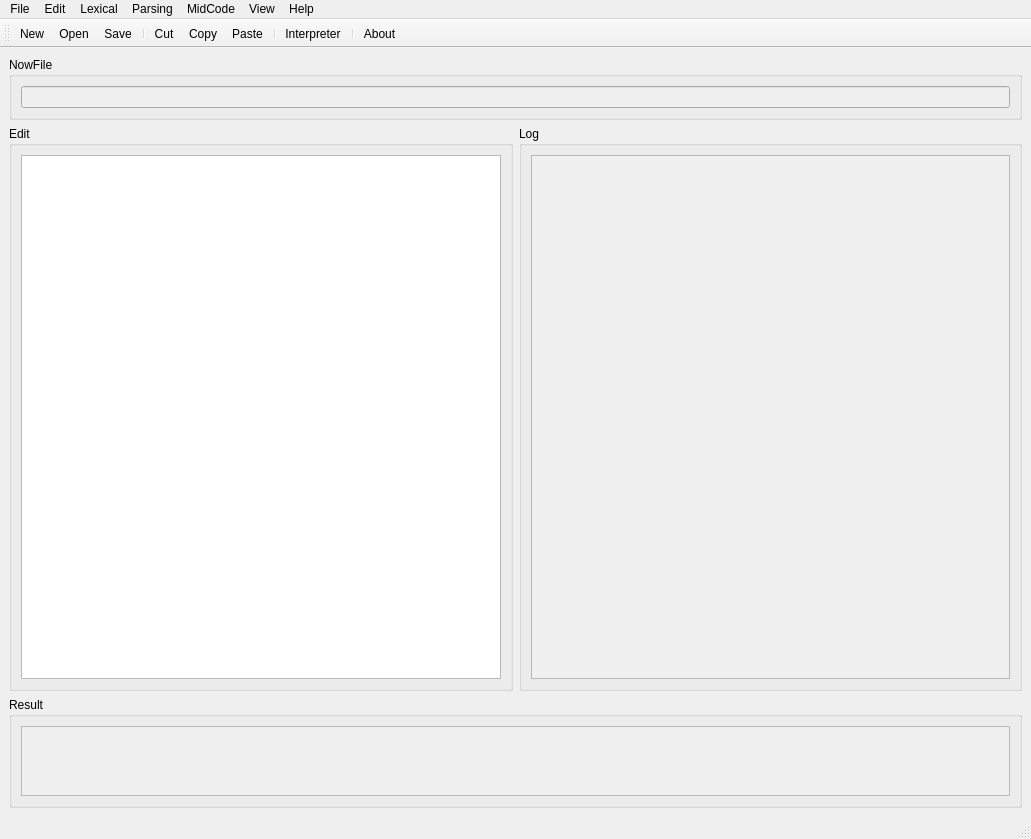
causehhc/sample-compiler, file ui.ui: the form before one commit.
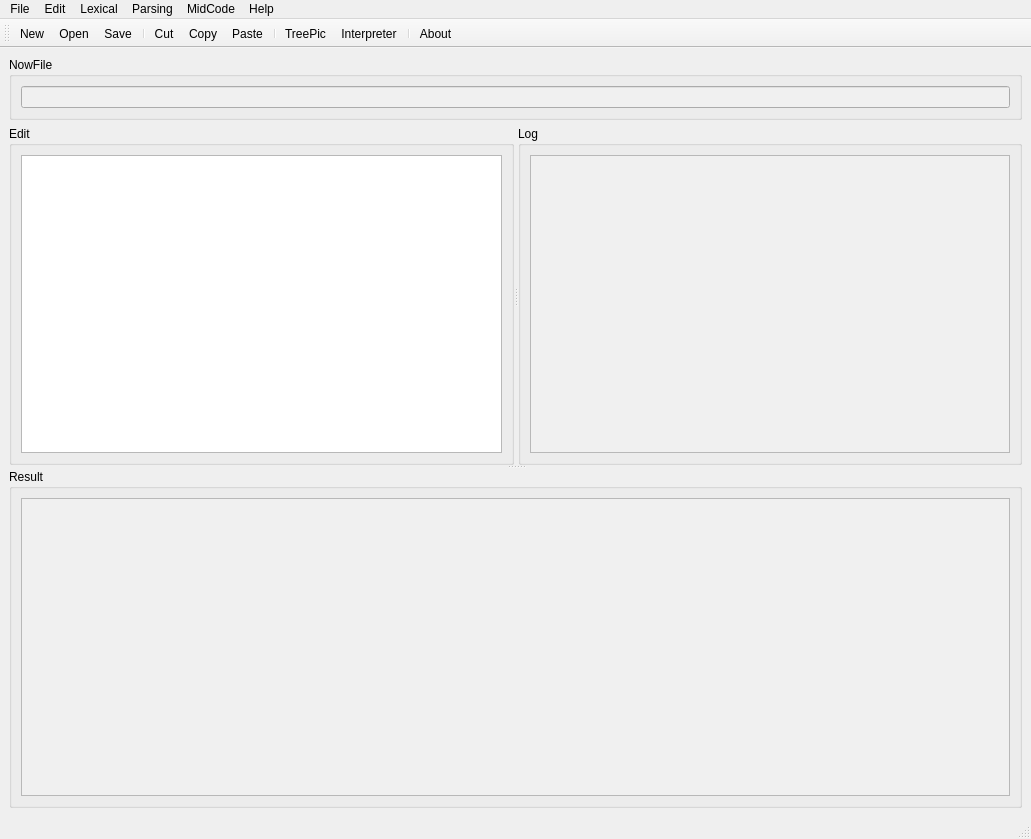
The form after the commit.

```diff
--- a/ui.ui
+++ b/ui.ui
@@ -16,7 +16,7 @@
   <widget class="QWidget" name="centralwidget">
    <layout class="QGridLayout" name="gridLayout">
     <item row="0" column="0">
-     <layout class="QVBoxLayout" name="verticalLayout_4" stretch="1,9,1">
+     <layout class="QVBoxLayout" name="verticalLayout_3">
       <item>
        <widget class="QGroupBox" name="groupBox_4">
         <property name="enabled">
@@ -83,13 +83,19 @@
        </widget>
       </item>
       <item>
-       <layout class="QHBoxLayout" name="horizontalLayout_2">
-        <item>
+       <widget class="QSplitter" name="splitter_2">
+        <property name="orientation">
+         <enum>Qt::Vertical</enum>
+        </property>
+        <widget class="QSplitter" name="splitter">
+         <property name="orientation">
+          <enum>Qt::Horizontal</enum>
+         </property>
          <widget class="QGroupBox" name="groupBox">
           <property name="title">
            <string>Edit</string>
           </property>
-          <layout class="QVBoxLayout" name="verticalLayout_3">
+          <layout class="QHBoxLayout" name="horizontalLayout_2" stretch="10">
            <item>
             <widget class="QTextEdit" name="textEditMain">
              <property name="cursor" stdset="0">
@@ -105,8 +111,6 @@
            </item>
           </layout>
          </widget>
-        </item>
-        <item>
          <widget class="QGroupBox" name="groupBox_3">
           <property name="title">
            <string>Log</string>
@@ -164,10 +168,7 @@
            </item>
           </layout>
          </widget>
-        </item>
-       </layout>
-      </item>
-      <item>
+        </widget>
        <widget class="QGroupBox" name="groupBox_2">
         <property name="title">
          <string>Result</string>
@@ -222,11 +223,36 @@
          </item>
         </layout>
        </widget>
+       </widget>
       </item>
      </layout>
     </item>
    </layout>
   </widget>
+  <widget class="QStatusBar" name="statusBar"/>
+  <widget class="QToolBar" name="toolBar">
+   <property name="windowTitle">
+    <string>toolBar</string>
+   </property>
+   <attribute name="toolBarArea">
+    <enum>TopToolBarArea</enum>
+   </attribute>
+   <attribute name="toolBarBreak">
+    <bool>false</bool>
+   </attribute>
+   <addaction name="actionNew"/>
+   <addaction name="actionOpen"/>
+   <addaction name="actionSave"/>
+   <addaction name="separator"/>
+   <addaction name="actionCut"/>
+   <addaction name="actionCopy"/>
+   <addaction name="actionPaste"/>
+   <addaction name="separator"/>
+   <addaction name="actionTreePic"/>
+   <addaction name="actionInterpreter_3"/>
+   <addaction name="separator"/>
+   <addaction name="actionAbout"/>
+  </widget>
   <widget class="QMenuBar" name="menubar">
    <property name="geometry">
     <rect>
@@ -280,14 +306,6 @@
     </property>
     <addaction name="actionGramGuide"/>
    </widget>
-   <widget class="QMenu" name="menuView">
-    <property name="title">
-     <string>View</string>
-    </property>
-    <addaction name="actionTool"/>
-    <addaction name="actionStatus"/>
-    <addaction name="actionSymbol"/>
-   </widget>
    <widget class="QMenu" name="menuHelp">
     <property name="title">
      <string>Help</string>
@@ -300,32 +318,8 @@
    <addaction name="menuLexical"/>
    <addaction name="menuParsing"/>
    <addaction name="menuMidCode"/>
-   <addaction name="menuView"/>
    <addaction name="menuHelp"/>
   </widget>
-  <widget class="QStatusBar" name="statusBar"/>
-  <widget class="QToolBar" name="toolBar">
-   <property name="windowTitle">
-    <string>toolBar</string>
-   </property>
-   <attribute name="toolBarArea">
-    <enum>TopToolBarArea</enum>
-   </attribute>
-   <attribute name="toolBarBreak">
-    <bool>false</bool>
-   </attribute>
-   <addaction name="actionNew"/>
-   <addaction name="actionOpen"/>
-   <addaction name="actionSave"/>
-   <addaction name="separator"/>
-   <addaction name="actionCut"/>
-   <addaction name="actionCopy"/>
-   <addaction name="actionPaste"/>
-   <addaction name="separator"/>
-   <addaction name="actionInterpreter_3"/>
-   <addaction name="separator"/>
-   <addaction name="actionAbout"/>
-  </widget>
   <action name="actionOpen">
    <property name="text">
     <string>Open</string>
@@ -465,6 +459,14 @@
     <string>Log</string>
    </property>
   </action>
+  <action name="actionTreePic">
+   <property name="checkable">
+    <bool>true</bool>
+   </property>
+   <property name="text">
+    <string>TreePic</string>
+   </property>
+  </action>
  </widget>
  <resources/>
  <connections/>
```
Lines whose indentation alone changed are shown as unchanged.
